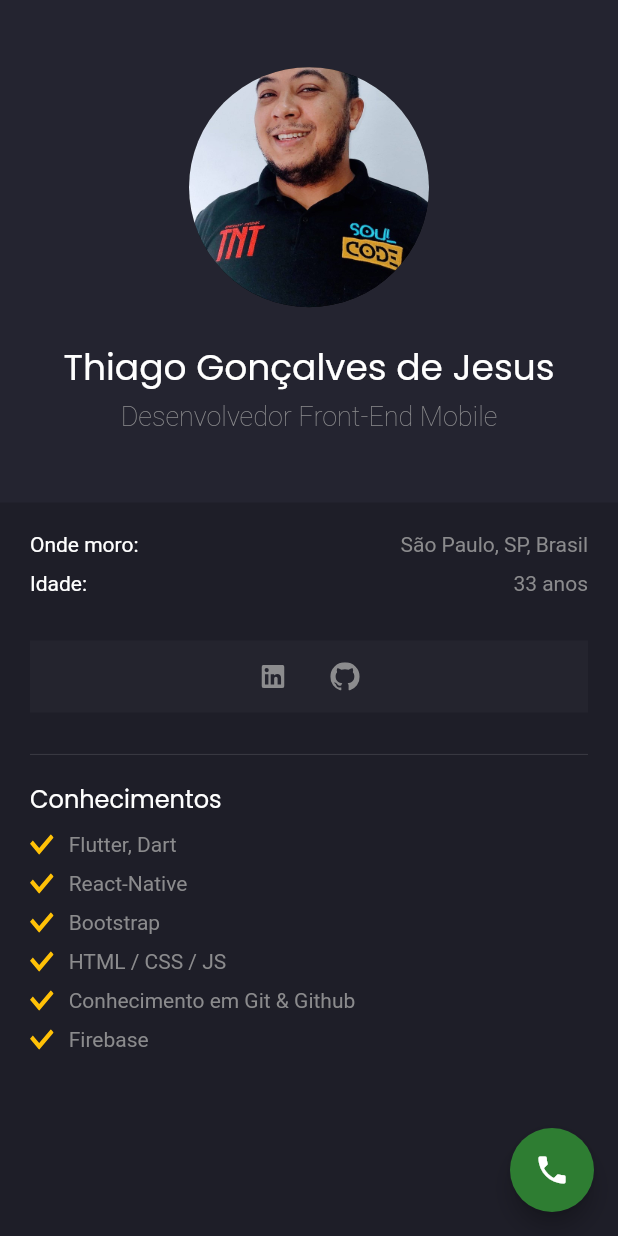
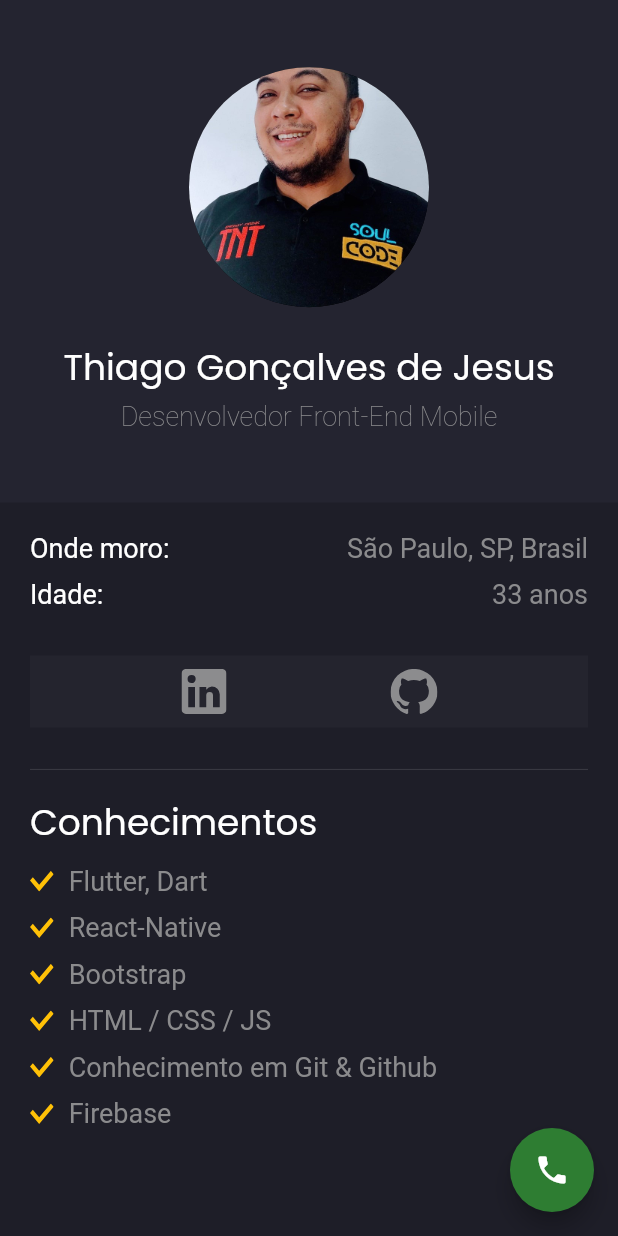
Before and after one commit to ThiagoTJ/Portfolio, a Flutter app: the screen it shows after launch, on a phone screen of 412 x 824 dp. Run offline on Flutter 3.47's test engine with Material 2 defaults, Android fonts, the phone set to English and light mode, and no system bars; our stand-ins replace flutter_svg, google_fonts; missing offline and left inert: whatsapp_unilink.

Commit message:
organizando o tamanho das fontes

```diff
--- a/lib/componentes/area_info.dart
+++ b/lib/componentes/area_info.dart
@@ -19,9 +19,9 @@ class AreaInfo extends StatelessWidget {
         children: [
           Text(
             title!,
-            style: TextStyle(color: Colors.white),
+            style: TextStyle(color: Colors.white, fontSize: 18),
           ),
-        Text(text!),
+        Text(text!, style: TextStyle(fontSize: 18),),
       ]),
     );
   }
--- a/lib/componentes/conhecimentos.dart
+++ b/lib/componentes/conhecimentos.dart
@@ -17,7 +17,7 @@ class Conhecimentos extends StatelessWidget {
           padding: const EdgeInsets.symmetric(vertical: defaultPadding / 2),
           child: Text(
             'Conhecimentos',
-            style: Theme.of(context).textTheme.subtitle1,
+            style: Theme.of(context).textTheme.headline5,
           ),
         ),
         ConhecimentoText(text: 'Flutter, Dart'),
@@ -46,7 +46,7 @@ class ConhecimentoText extends StatelessWidget {
       child: Row(children: [
         SvgPicture.asset('assets/icons/check.svg'),
         SizedBox(width: defaultPadding / 2),
-        Text(text),
+        Text(text, style: TextStyle(fontSize: 18),),
       ]),
     );
   }
--- a/lib/componentes/home_screen.dart
+++ b/lib/componentes/home_screen.dart
@@ -44,11 +44,12 @@ class HomeScreen extends StatelessWidget {
                   Spacer(),
                   IconButton(
                     onPressed: () => _launchLink('https://www.linkedin.com/in/thiagotj/'),
-                    icon: SvgPicture.asset('assets/icons/linkedin.svg'),
+                    icon: SvgPicture.asset('assets/icons/linkedin.svg', height: 30,),
                   ),
+                  Spacer(),
                   IconButton(
                     onPressed: () => _launchLink('https://github.com/ThiagoTJ'),
-                    icon: SvgPicture.asset('assets/icons/github.svg'),
+                    icon: SvgPicture.asset('assets/icons/github.svg', height: 30,),
                   ),
                   Spacer(),
                 ]),
--- a/lib/pages/projetos_page.dart
+++ b/lib/pages/projetos_page.dart
@@ -32,14 +32,14 @@ class CardsProjetos extends StatelessWidget {
         ),
         Divider(),
         Container(
-          height: 100,
+          height: 200,
           child: Column(
             mainAxisAlignment: MainAxisAlignment.center,
             children: [
               Text(
                 projetos.text!,
                 textAlign: TextAlign.justify,
-                style: TextStyle(fontSize: 18),
+                style: TextStyle(fontSize: 20),
               ),
             ],
           ),
```
